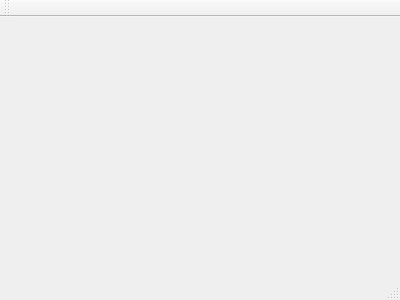
The window that src/DoraemonSolution/Doraemon/mainwindow.ui (chunhuitech/Doraemon) describes before a commit, drawn with Qt 5.
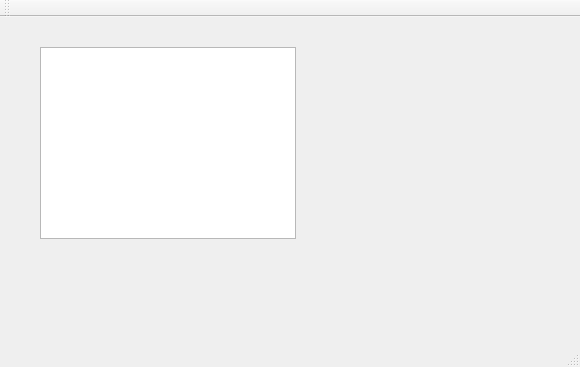
The same window after the commit.

The edit to the form file:
```diff
--- a/src/DoraemonSolution/Doraemon/mainwindow.ui
+++ b/src/DoraemonSolution/Doraemon/mainwindow.ui
@@ -1,24 +1,50 @@
 <ui version="4.0">
  <class>MainWindow</class>
- <widget class="QMainWindow" name="MainWindow" >
-  <property name="geometry" >
+ <widget class="QMainWindow" name="MainWindow">
+  <property name="geometry">
    <rect>
     <x>0</x>
     <y>0</y>
-    <width>400</width>
-    <height>300</height>
+    <width>580</width>
+    <height>367</height>
    </rect>
   </property>
   <property name="windowTitle" >
    <string>MainWindow</string>
   </property>
-  <widget class="QMenuBar" name="menuBar" />
-  <widget class="QToolBar" name="mainToolBar" />
-  <widget class="QWidget" name="centralWidget" />
-  <widget class="QStatusBar" name="statusBar" />
+  <widget class="QWidget" name="centralWidget">
+   <widget class="QTreeView" name="uiClassTreeView">
+    <property name="geometry">
+     <rect>
+      <x>40</x>
+      <y>30</y>
+      <width>256</width>
+      <height>192</height>
+     </rect>
+    </property>
+   </widget>
+  </widget>
+  <widget class="QMenuBar" name="menuBar">
+   <property name="geometry">
+    <rect>
+     <x>0</x>
+     <y>0</y>
+     <width>580</width>
+     <height>23</height>
+    </rect>
+   </property>
+  </widget>
+  <widget class="QToolBar" name="mainToolBar">
+   <attribute name="toolBarArea">
+    <enum>TopToolBarArea</enum>
+   </attribute>
+   <attribute name="toolBarBreak">
+    <bool>false</bool>
+   </attribute>
+  </widget>
+  <widget class="QStatusBar" name="statusBar"/>
  </widget>
- <layoutDefault spacing="6" margin="11" />
- <pixmapfunction></pixmapfunction>
+ <layoutdefault spacing="6" margin="11"/>
  <resources/>
  <connections/>
 </ui>
```
Left out of the diff: 3 changed lines with no effect on the pictures.
